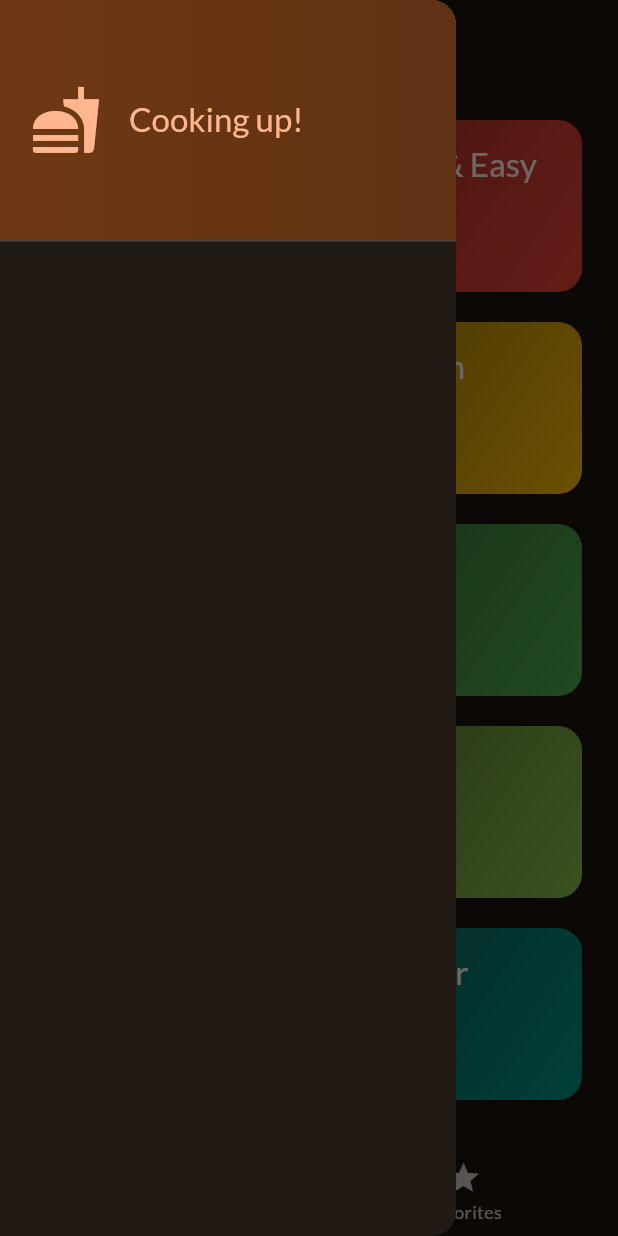
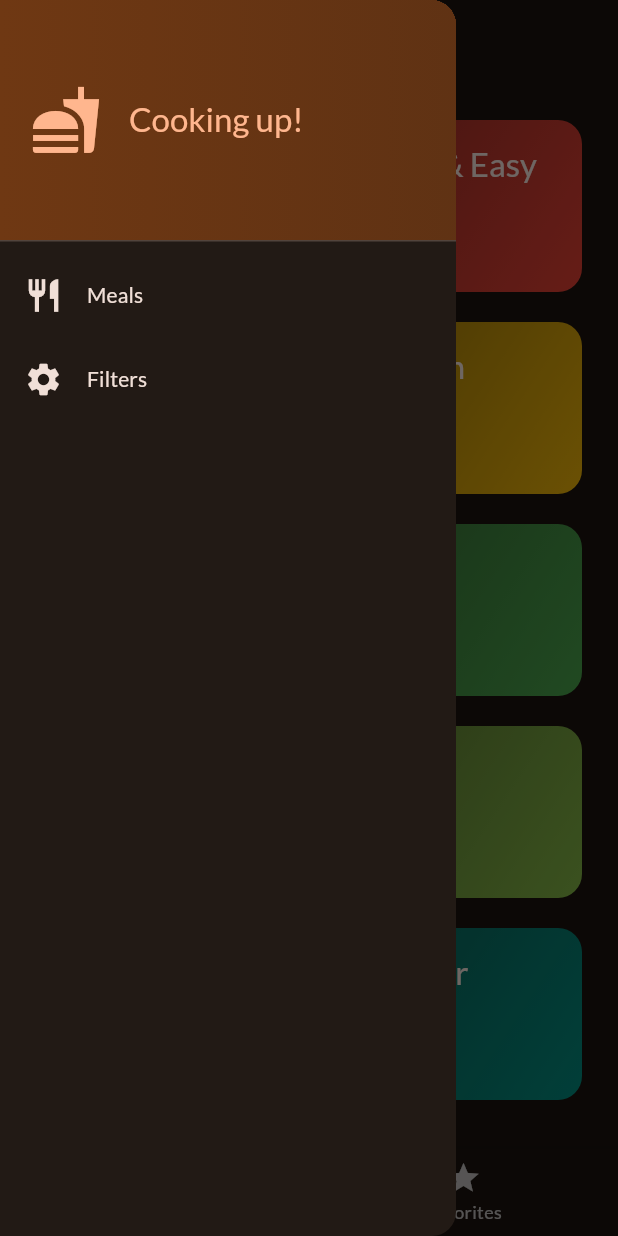
Before and after one commit to phanvanphuhn/meals, a Flutter app: the screen it shows after launch, with the side drawer open, on a phone screen of 412 x 824 dp. Run offline on Flutter 3.47's test engine with Material 2 defaults, Android fonts, the phone set to English and light mode, and no system bars; our stand-ins replace google_fonts, riverpod, transparent_image; missing offline and left inert: dart:ffi.

Commit message:
done ui meals app

```diff
--- /dev/null
+++ b/lib/providers/meals_provider.dart
@@ -0,0 +1,6 @@
+import 'package:meals/data/dummy_data.dart';
+import 'package:riverpod/riverpod.dart';
+
+final mealsProvider = Provider((ref) {
+  return dummyMeals;
+});
--- a/lib/screens/categories.dart
+++ b/lib/screens/categories.dart
@@ -6,12 +6,16 @@ import 'package:meals/screens/meals.dart';
 import 'package:meals/widgets/category_grid_item.dart';
 
 class CategoriesScreen extends StatelessWidget {
-  const CategoriesScreen({super.key, required this.onToggleFavorite});
+  const CategoriesScreen(
+      {super.key,
+      required this.onToggleFavorite,
+      required this.availableMeals});
 
   final void Function(Meal meal) onToggleFavorite;
+  final List<Meal> availableMeals;
 
   void _selectCategory(BuildContext context, Category category) {
-    final filteredMeals = dummyMeals
+    final filteredMeals = availableMeals
         .where((meal) => meal.categories.contains(category.id))
         .toList();
 
--- a/lib/screens/tabs.dart
+++ b/lib/screens/tabs.dart
@@ -1,9 +1,18 @@
 import 'package:flutter/material.dart';
 import 'package:flutter/widgets.dart';
+import 'package:meals/data/dummy_data.dart';
 import 'package:meals/models/meal.dart';
 import 'package:meals/screens/categories.dart';
+import 'package:meals/screens/filter.dart';
 import 'package:meals/screens/meals.dart';
 import 'package:meals/widgets/main_draw.dart';
+
+const kInitialFilters = {
+  Filter.glutenFree: false,
+  Filter.lactoseFree: false,
+  Filter.vegetarian: false,
+  Filter.vegan: false,
+};
 
 class TabsScreen extends StatefulWidget {
   const TabsScreen({super.key});
@@ -17,6 +26,7 @@ class TabsScreen extends StatefulWidget {
 class _TabScreenState extends State<TabsScreen> {
   int _selectedPageIndex = 0;
   final List<Meal> _favoriteMeals = [];
+  Map<Filter, bool> _selectedFilter = kInitialFilters;
 
   void _showInfoMessage(String message) {
     ScaffoldMessenger.of(context).clearSnackBars();
@@ -46,10 +56,44 @@ class _TabScreenState extends State<TabsScreen> {
     });
   }
 
+  void _setScreen(String identifier) async {
+    Navigator.of(context).pop();
+    if (identifier == 'filters') {
+      final result = await Navigator.of(context).push<Map<Filter, bool>>(
+        MaterialPageRoute(
+          builder: (ctx) => FilterScreen(
+            currentFilters: _selectedFilter,
+          ),
+        ),
+      );
+
+      setState(() {
+        _selectedFilter = result ?? kInitialFilters;
+      });
+    }
+  }
+
   @override
   Widget build(BuildContext context) {
+    final availableMeals = dummyMeals.where((meal) {
+      if (_selectedFilter[Filter.glutenFree]! && !meal.isGlutenFree) {
+        return false;
+      }
+      if (_selectedFilter[Filter.lactoseFree]! && !meal.isLactoseFree) {
+        return false;
+      }
+      if (_selectedFilter[Filter.vegetarian]! && !meal.isVegetarian) {
+        return false;
+      }
+      if (_selectedFilter[Filter.vegan]! && !meal.isVegan) {
+        return false;
+      }
+      return true;
+    }).toList();
+
     Widget activePage = CategoriesScreen(
       onToggleFavorite: _toggleMealFavoriteStatues,
+      availableMeals: availableMeals,
     );
     var activePageTitle = 'Categories';
 
@@ -65,7 +109,9 @@ class _TabScreenState extends State<TabsScreen> {
       appBar: AppBar(
         title: Text(activePageTitle),
       ),
-      drawer: const MainDraw(),
+      drawer: MainDraw(
+        onSelectScreen: _setScreen,
+      ),
       body: activePage,
       bottomNavigationBar: BottomNavigationBar(
         onTap: (index) {
--- a/lib/widgets/main_draw.dart
+++ b/lib/widgets/main_draw.dart
@@ -1,7 +1,9 @@
 import 'package:flutter/material.dart';
 
 class MainDraw extends StatelessWidget {
-  const MainDraw({super.key});
+  const MainDraw({super.key, required this.onSelectScreen});
+
+  final void Function(String identifier) onSelectScreen;
 
   @override
   Widget build(BuildContext context) {
@@ -35,10 +37,44 @@ class MainDraw extends StatelessWidget {
                       .textTheme
                       .titleLarge!
                       .copyWith(color: Theme.of(context).colorScheme.primary),
-                )
+                ),
               ],
             ),
-          )
+          ),
+          ListTile(
+            leading: Icon(
+              Icons.restaurant,
+              size: 26,
+              color: Theme.of(context).colorScheme.onBackground,
+            ),
+            title: Text(
+              'Meals',
+              style: Theme.of(context)
+                  .textTheme
+                  .titleSmall!
+                  .copyWith(color: Theme.of(context).colorScheme.onBackground),
+            ),
+            onTap: () {
+              onSelectScreen('meals');
+            },
+          ),
+          ListTile(
+            leading: Icon(
+              Icons.settings,
+              size: 26,
+              color: Theme.of(context).colorScheme.onBackground,
+            ),
+            title: Text(
+              'Filters',
+              style: Theme.of(context)
+                  .textTheme
+                  .titleSmall!
+                  .copyWith(color: Theme.of(context).colorScheme.onBackground),
+            ),
+            onTap: () {
+              onSelectScreen('filters');
+            },
+          ),
         ],
       ),
     );
--- a/pubspec.yaml
+++ b/pubspec.yaml
@@ -37,6 +37,7 @@ dependencies:
   cupertino_icons: ^1.0.2
   google_fonts: ^6.1.0
   transparent_image: ^2.0.1
+  riverpod: ^2.4.5
 
 dev_dependencies:
   flutter_test:
```
Also changed, not shown: lib/screens/filter.dart (added, +161 -0 lines), pubspec.lock.
